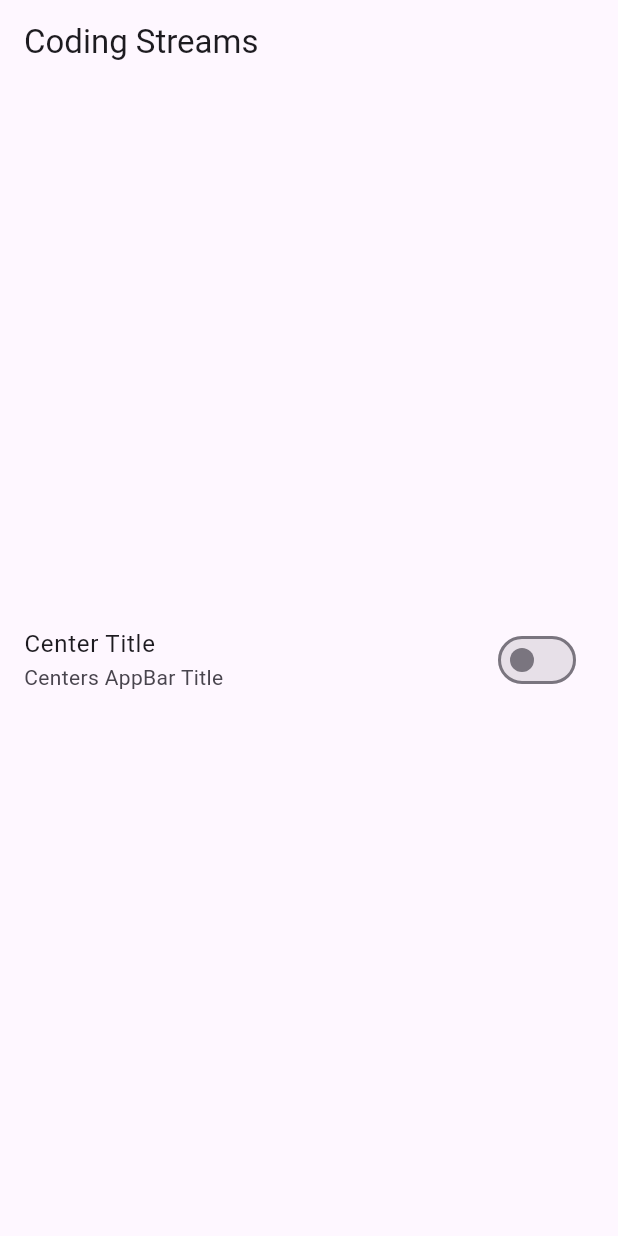
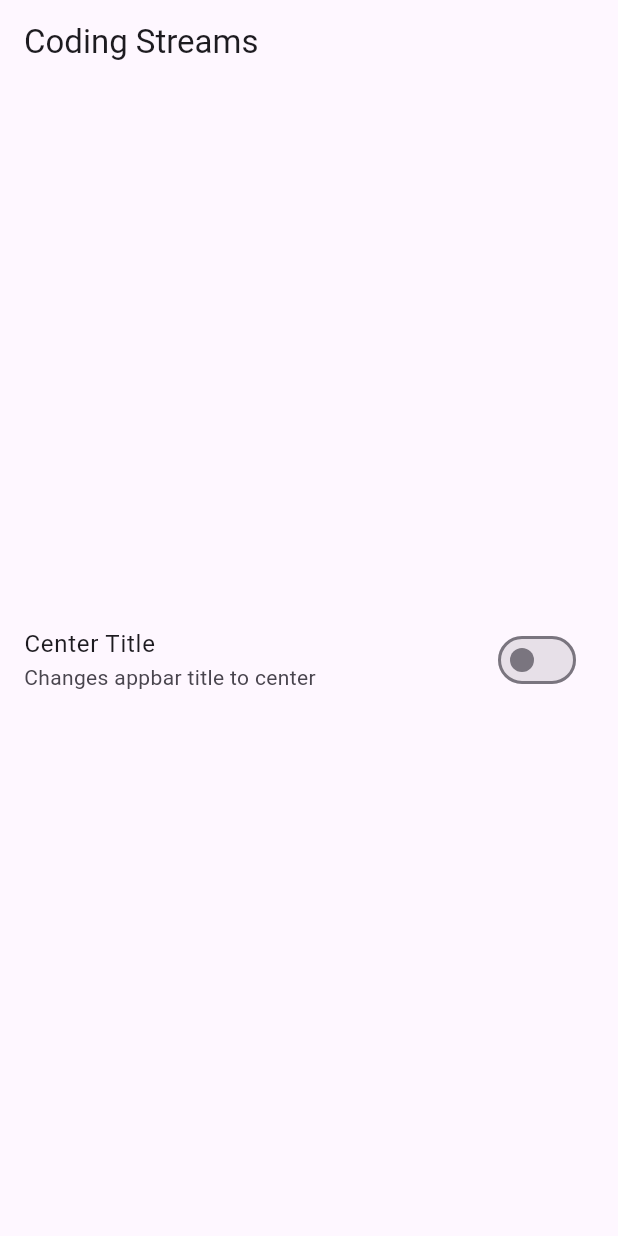
Before and after one commit to coding-streams/flutter-function-as-parameter, a Flutter app: the screen it shows after launch, on a phone screen of 412 x 824 dp. Run offline on Flutter 3.47's test engine with Material 2 defaults, Android fonts, the phone set to English and light mode, and no system bars.

Commit message:
final commit

```diff
--- a/lib/center_title_switch.dart
+++ b/lib/center_title_switch.dart
@@ -16,15 +16,17 @@ class CenterTitleSwitch extends StatelessWidget {
       value: centerTitle,
       onChanged: onChanged,
       title: const Text("Center Title"),
-      subtitle: const Text("Centers AppBar Title"),
+      subtitle: const Text("Changes appbar title to center"),
     );
   }
 }
 
+// Function -> return type, function name, parameters(no. of parameters, type, name), function body
 
-// Function -> return type, function name, parameters(no. of parameters, type, name), function body
 // Function Signature -> return type, parameters(no. of parameters, type)
 
 // Widget build(BuildContext context) -> Widget Function(BuildContext)
 
-// void Function(bool) onChanged -> void Function(bool)
+// void Function(bool)
+
+// Function onChanged -> dynamic Function()
--- a/lib/home_page.dart
+++ b/lib/home_page.dart
@@ -9,13 +9,12 @@ class HomePage extends StatefulWidget {
 }
 
 class _HomePageState extends State<HomePage> {
-  bool centerTitle = false;
-
+  var centerTitle = false;
   @override
   Widget build(BuildContext context) {
     return Scaffold(
       appBar: AppBar(
-        title: const Text('Coding Streams'),
+        title: const Text("Coding Streams"),
         centerTitle: centerTitle,
       ),
       body: Center(
```
